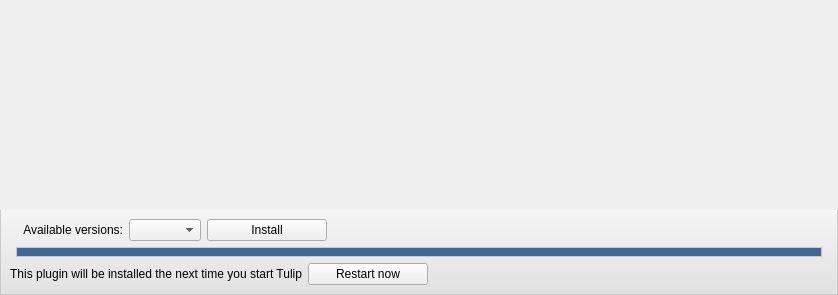
Above: software/tulip/designer/PluginInformationsListItem.ui from vadivelselvaraj/TulipGLImprovement before the change. Below: the same form after it.
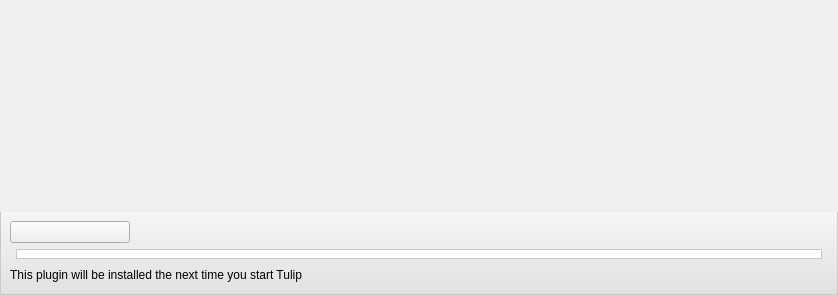
That is the form after the change. Icons and pictures are not drawn.

Commit message: Some polish regarding plugin center

```diff
--- a/software/tulip/designer/PluginInformationsListItem.ui
+++ b/software/tulip/designer/PluginInformationsListItem.ui
@@ -188,42 +188,6 @@
          <property name="margin">
           <number>0</number>
          </property>
-         <item>
-          <widget class="QLabel" name="label_3">
-           <property name="pixmap">
-            <pixmap resource="../resources/TulipAgent.qrc">:/tulip/app/icons/16/emblem-downloads.png</pixmap>
-           </property>
-          </widget>
-         </item>
-         <item>
-          <widget class="QLabel" name="label">
-           <property name="sizePolicy">
-            <sizepolicy hsizetype="Maximum" vsizetype="Preferred">
-             <horstretch>0</horstretch>
-             <verstretch>0</verstretch>
-            </sizepolicy>
-           </property>
-           <property name="text">
-            <string>Available versions:</string>
-           </property>
-           <property name="alignment">
-            <set>Qt::AlignRight|Qt::AlignTrailing|Qt::AlignVCenter</set>
-           </property>
-          </widget>
-         </item>
-         <item>
-          <widget class="QComboBox" name="versionsCombo">
-           <property name="sizePolicy">
-            <sizepolicy hsizetype="Maximum" vsizetype="Fixed">
-             <horstretch>0</horstretch>
-             <verstretch>0</verstretch>
-            </sizepolicy>
-           </property>
-           <property name="sizeAdjustPolicy">
-            <enum>QComboBox::AdjustToContents</enum>
-           </property>
-          </widget>
-         </item>
          <item>
           <widget class="QPushButton" name="installButton">
            <property name="sizePolicy">
@@ -238,8 +202,9 @@
              <height>0</height>
             </size>
            </property>
-           <property name="text">
-            <string>Install</string>
+           <property name="icon">
+            <iconset resource="../resources/TulipAgent.qrc">
+             <normaloff>:/tulip/app/icons/16/emblem-downloads.png</normaloff>:/tulip/app/icons/16/emblem-downloads.png</iconset>
            </property>
           </widget>
          </item>
@@ -291,12 +256,9 @@
 QProgressBar::chunk {
 background-color: #416894;
 }
-QProgressBar[value=&quot;100&quot;]::chunk {
+/*QProgressBar[value=&quot;100&quot;]::chunk {
 background-color: #bed452;
-}</string>
-           </property>
-           <property name="value">
-            <number>100</number>
+}*/</string>
            </property>
            <property name="textVisible">
             <bool>false</bool>
@@ -322,29 +284,6 @@
            </property>
           </widget>
          </item>
-         <item>
-          <widget class="QPushButton" name="restartButton">
-           <property name="sizePolicy">
-            <sizepolicy hsizetype="Maximum" vsizetype="Fixed">
-             <horstretch>0</horstretch>
-             <verstretch>0</verstretch>
-            </sizepolicy>
-           </property>
-           <property name="minimumSize">
-            <size>
-             <width>120</width>
-             <height>0</height>
-            </size>
-           </property>
-           <property name="text">
-            <string>Restart now</string>
-           </property>
-           <property name="icon">
-            <iconset resource="../resources/TulipAgent.qrc">
-             <normaloff>:/tulip/app/icons/16/view-refresh.png</normaloff>:/tulip/app/icons/16/view-refresh.png</iconset>
-           </property>
-          </widget>
-         </item>
          <item>
           <spacer name="horizontalSpacer_2">
            <property name="orientation">
```
Left out of the diff: 22 changed lines with no effect on the pictures. The commit also changes 11 other files.
